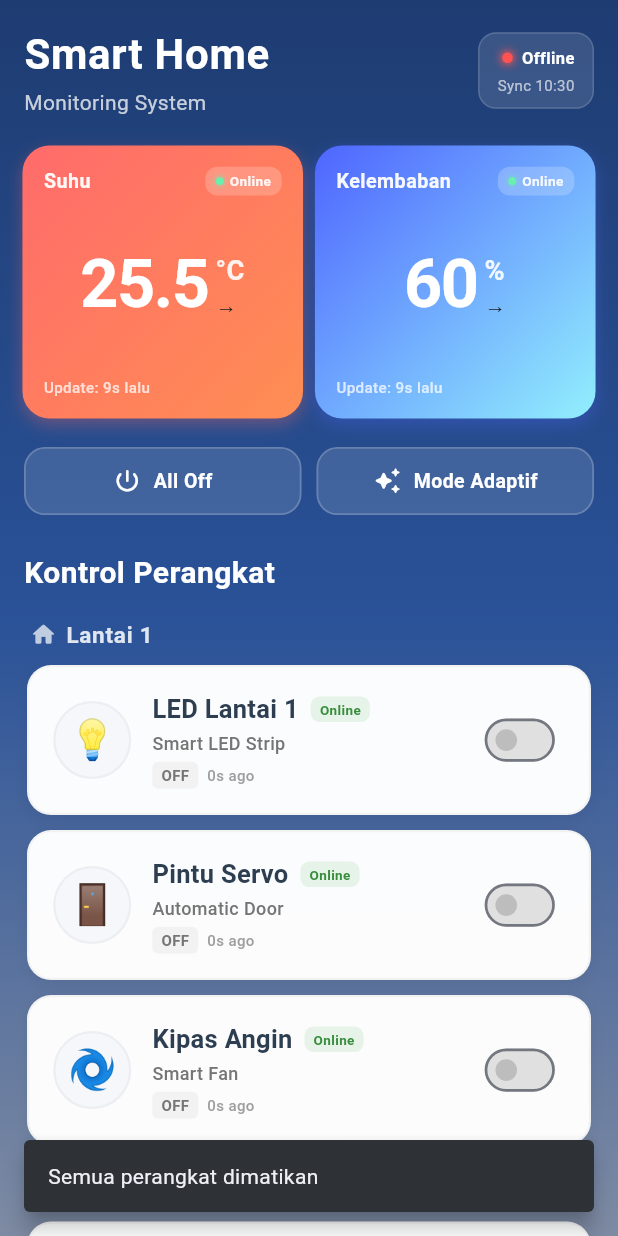
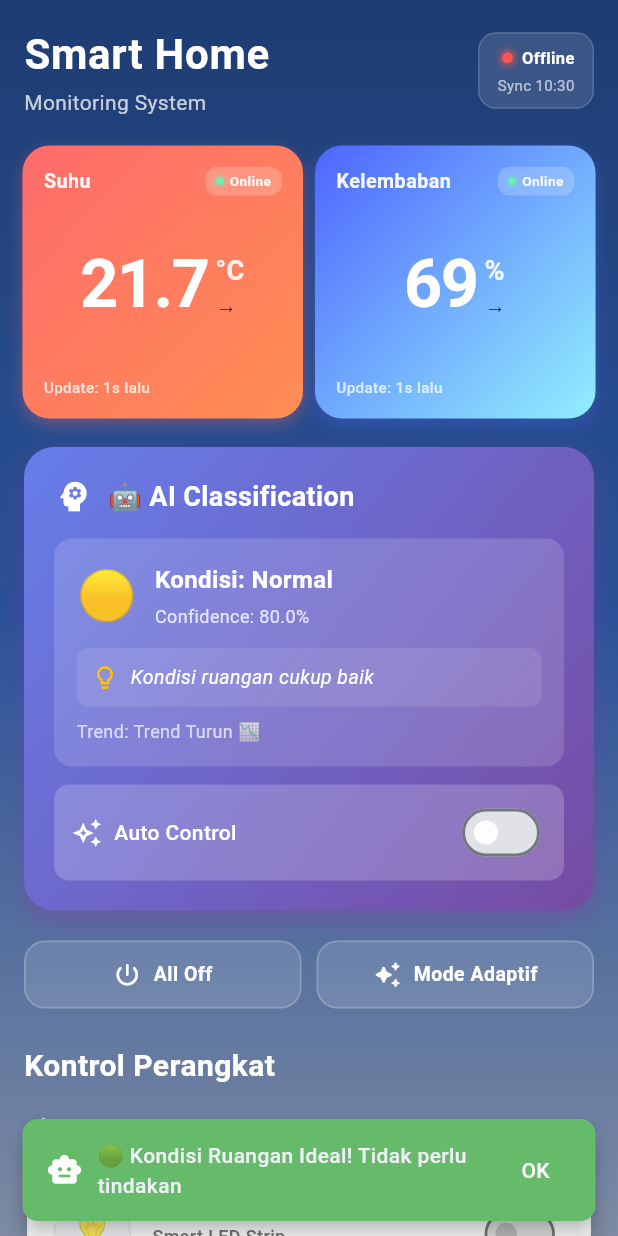
Before and after one commit to FarisyIlman/Mobile_IOT_SmartHome_APP, a Flutter app: the screen it shows after launch, after a tap on "All Off", on a phone screen of 412 x 824 dp. Run offline on Flutter 3.47's test engine with Material 3 defaults, Android fonts, the phone set to English and light mode, and no system bars; missing offline and left inert: mqtt_client.

Commit message:
ai final

```diff
--- a/lib/main.dart
+++ b/lib/main.dart
@@ -71,6 +71,7 @@ class _MonitoringScreenState extends State<MonitoringScreen> with TickerProvider
   };
 
   Timer? _syncTimer;
+  Timer? _sensorTimer;
   late AnimationController _pulseController;
   late MqttService mqttService;
 
@@ -95,12 +96,45 @@ class _MonitoringScreenState extends State<MonitoringScreen> with TickerProvider
 
     mqttService = MqttService();
     _setupMqttConnection();
+
+    // 🤖 Timer untuk simulasi sensor (agar AI bisa jalan meskipun MQTT belum connect)
+    _sensorTimer = Timer.periodic(const Duration(seconds: 2), (timer) {
+      if (mounted) {
+        setState(() {
+          // Simulasi data sensor dengan random
+          final Random random = Random();
+          final newTemp = 20.0 + random.nextDouble() * 15; // 20-35°C
+          final newHumid = 40.0 + random.nextDouble() * 40; // 40-80%
+
+          temperature = SensorData(newTemp, DateTime.now(), true);
+          humidity = SensorData(newHumid, DateTime.now(), true);
+
+          temperatureHistory.add(newTemp);
+          humidityHistory.add(newHumid);
+
+          if (temperatureHistory.length > 20) temperatureHistory.removeAt(0);
+          if (humidityHistory.length > 20) humidityHistory.removeAt(0);
+
+          lastSync = DateTime.now();
+
+          // 🤖 Jalankan AI Classification
+          _runAIClassification();
+        });
+      }
+    });
 
     _syncTimer = Timer.periodic(const Duration(seconds: 1), (timer) {
       if (mounted) {
         setState(() {
           lastSync = DateTime.now();
         });
+      }
+    });
+
+    // 🤖 Jalankan AI pertama kali
+    Future.delayed(const Duration(milliseconds: 500), () {
+      if (mounted) {
+        _runAIClassification();
       }
     });
   }
@@ -219,6 +253,7 @@ class _MonitoringScreenState extends State<MonitoringScreen> with TickerProvider
   @override
   void dispose() {
     _syncTimer?.cancel();
+    _sensorTimer?.cancel();
     _pulseController.dispose();
     mqttService.disconnect();
     super.dispose();
--- a/lib/mqtt_service.dart
+++ b/lib/mqtt_service.dart
@@ -1,14 +1,15 @@
 import 'dart:async';
-import 'dart:io';
 import 'package:mqtt_client/mqtt_client.dart';
 import 'package:mqtt_client/mqtt_server_client.dart';
+import 'package:mqtt_client/mqtt_browser_client.dart';
+import 'package:flutter/foundation.dart' show kIsWeb;
 
 class MqttService {
   static final MqttService _instance = MqttService._internal();
   factory MqttService() => _instance;
   MqttService._internal();
 
-  MqttServerClient? client;
+  MqttClient? client;
 
   void Function(String topic, String msg)? onMessage;
   bool _isConnected = false;
@@ -16,8 +17,9 @@ class MqttService {
   // --------------------------------------
   // MQTT CONFIGURATION
   // --------------------------------------
-  static const String MQTT_BROKER = '192.168.1.100';  // ⬅️ Ganti dengan IP broker Anda
+  static const String MQTT_BROKER = 'broker.hivemq.com';  // Public MQTT Broker
   static const int MQTT_PORT = 1883;
+  static const String MQTT_WS_URL = 'ws://broker.hivemq.com:8000/mqtt';  // WebSocket untuk Web
 
   // --------------------------------------
   // MQTT TOPICS
@@ -47,12 +49,21 @@ class MqttService {
       final String clientId = 'flutter_smart_home_${DateTime.now().millisecondsSinceEpoch}';
 
       print('🔌 Creating MQTT Client...');
-      print('📍 Broker: $MQTT_BROKER:$MQTT_PORT');
+
+      // Gunakan WebSocket untuk Web, TCP untuk Mobile/Desktop
+      if (kIsWeb) {
+        print('🌐 Platform: Web (using WebSocket)');
+        print('📍 Broker: $MQTT_WS_URL');
+        client = MqttBrowserClient(MQTT_WS_URL, clientId);
+      } else {
+        print('📱 Platform: Mobile/Desktop (using TCP)');
+        print('📍 Broker: $MQTT_BROKER:$MQTT_PORT');
+        client = MqttServerClient(MQTT_BROKER, clientId);
+        (client as MqttServerClient).port = MQTT_PORT;
+      }
+
       print('🆔 Client ID: $clientId');
 
-      client = MqttServerClient(MQTT_BROKER, clientId);
-
-      client!.port = MQTT_PORT;
       client!.keepAlivePeriod = 60;
       client!.logging(on: true);
       client!.autoReconnect = true;
```
